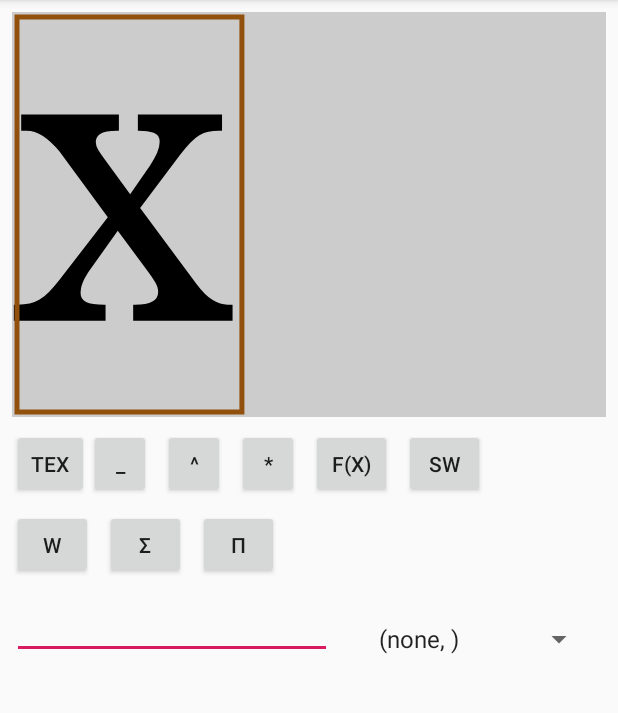
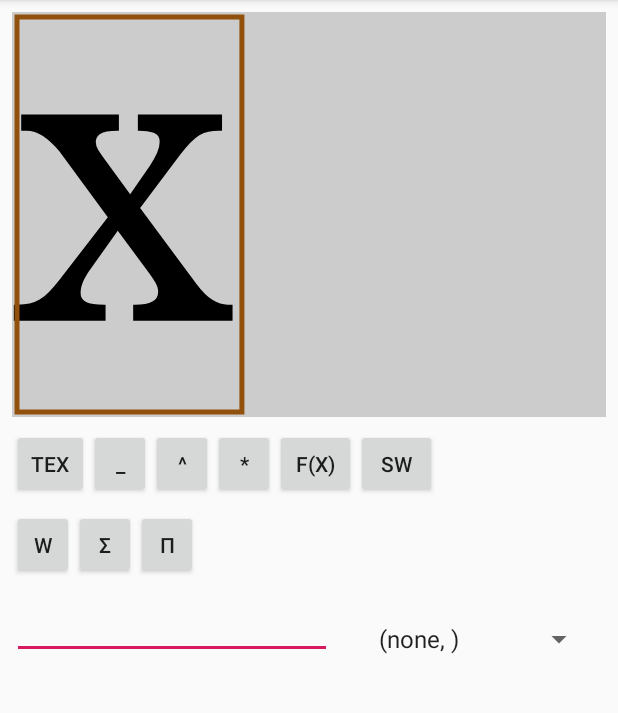
Before and after one commit to karino2/EquationPad, an Android app: the screen it shows after launch (MainActivity), on a phone screen of 412 x 824 dp, the part 84-797 px from its top. Run offline under Robolectric (Android 15) with nearby library versions, the phone set to English and light mode, and no system bars.

Commit message:
Adjust layout resource.

```diff
--- a/app/src/main/res/layout/activity_main.xml
+++ b/app/src/main/res/layout/activity_main.xml
@@ -43,7 +43,7 @@
             android:layout_height="46dp"
             android:id="@+id/buttonSuperscript" android:layout_marginTop="8dp"
             app:layout_constraintTop_toBottomOf="@+id/mathView"
-            app:layout_constraintStart_toEndOf="@+id/buttonSubscript" android:layout_marginStart="8dp"/>
+            app:layout_constraintStart_toEndOf="@+id/buttonSubscript"/>
 
     <Button
             android:text="*"
@@ -51,7 +51,7 @@
             android:layout_height="46dp"
             android:id="@+id/buttonProducts" android:layout_marginTop="8dp"
             app:layout_constraintTop_toBottomOf="@+id/mathView"
-            app:layout_constraintStart_toEndOf="@+id/buttonSuperscript" android:layout_marginStart="8dp"/>
+            app:layout_constraintStart_toEndOf="@+id/buttonSuperscript"/>
 
     <Button
             android:text="f(x)"
@@ -59,18 +59,18 @@
             android:layout_height="46dp"
             android:id="@+id/buttonFunction" android:layout_marginTop="8dp"
             app:layout_constraintTop_toBottomOf="@+id/mathView"
-            app:layout_constraintStart_toEndOf="@+id/buttonProducts" android:layout_marginStart="8dp"/>
+            app:layout_constraintStart_toEndOf="@+id/buttonProducts"/>
     <Button
             android:text="sw"
             android:layout_width="54dp"
             android:layout_height="46dp"
             android:id="@+id/buttonSwitch" android:layout_marginTop="8dp"
             app:layout_constraintTop_toBottomOf="@+id/mathView"
-            app:layout_constraintStart_toEndOf="@+id/buttonFunction" android:layout_marginStart="8dp"/>
+            app:layout_constraintStart_toEndOf="@+id/buttonFunction"/>
 
     <Button
             android:text="w"
-            android:layout_width="54dp"
+            android:layout_width="41dp"
             android:layout_height="46dp"
             android:id="@+id/buttonWiden" android:layout_marginTop="8dp"
             app:layout_constraintTop_toBottomOf="@+id/buttonCopyLatex"
@@ -78,20 +78,20 @@
             android:layout_marginStart="8dp"/>
     <Button
             android:text="Σ"
-            android:layout_width="54dp"
+            android:layout_width="41dp"
             android:layout_height="46dp"
             android:id="@+id/buttonSum" android:layout_marginTop="8dp"
             app:layout_constraintTop_toBottomOf="@+id/buttonCopyLatex"
             app:layout_constraintStart_toEndOf="@+id/buttonWiden"
-            android:layout_marginStart="8dp"/>
+            />
     <Button
             android:text="Π"
-            android:layout_width="54dp"
+            android:layout_width="41dp"
             android:layout_height="46dp"
             android:id="@+id/buttonProd" android:layout_marginTop="8dp"
             app:layout_constraintTop_toBottomOf="@+id/buttonCopyLatex"
             app:layout_constraintStart_toEndOf="@+id/buttonSum"
-            android:layout_marginStart="8dp"/>
+            />
     <Spinner
             android:layout_width="wrap_content"
             android:layout_height="wrap_content"
```
